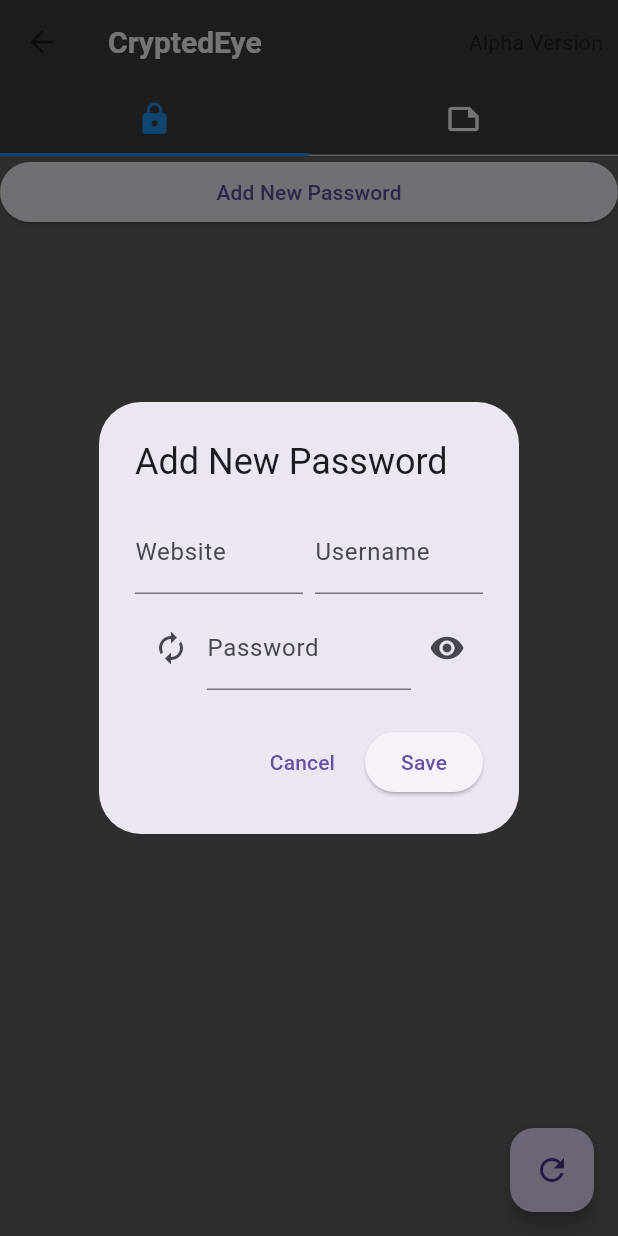
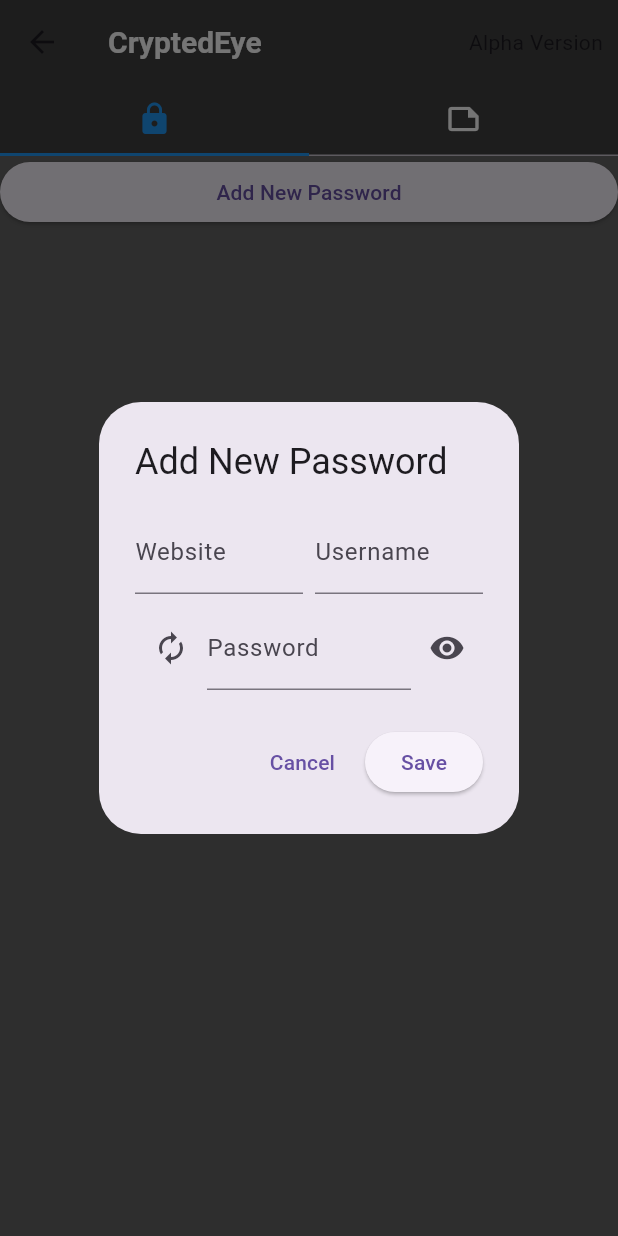
Before and after one commit to GaecKo/CryptedEye, a Flutter app: the HomePage screen opened by its route, after a tap on "Add New Password", on a phone screen of 412 x 824 dp. Run offline on Flutter 3.47's test engine with Material 3 defaults, Android fonts, the phone set to English and light mode, and no system bars; missing offline and left inert: encrypt, pointycastle, restart_app.

Commit message:
auto refresh of passwords

```diff
--- a/lib/controller.dart
+++ b/lib/controller.dart
@@ -25,7 +25,6 @@ class Controller {
 
   // variable for password management
   late Map<String, dynamic> password_data = {};
-  late bool displaypassword = false;
 
   // variable for notes management
   late Map<String, dynamic> notes_data = {};
@@ -71,8 +70,6 @@ class Controller {
   void closeApp() {
     print("started closing");
     if (initialized) {
-      // reset display password for password pages
-      restDisplayPassword();
       // save password in json
       writePasswordsToJson();
       writeNotesToJson();
@@ -219,14 +216,6 @@ class Controller {
     password_data = {};
   }
 
-  void restDisplayPassword() {
-    displaypassword = false;
-  }
-
-  void updateDisplayPassword() {
-    displaypassword = true;
-  }
-
   String generateRandomPassword() {
     const String charset =
         'abcdefghijklmnopqrstuvwxyzABCDEFGHIJKLMNOPQRSTUVWXYZ0123456789!@#\$%^&*()_-+=<>?/[]{},.:;';
--- a/lib/pages/Tabs/passwords.dart
+++ b/lib/pages/Tabs/passwords.dart
@@ -12,9 +12,14 @@ class PasswordManagerPage extends StatefulWidget {
 
 class _PasswordManagerPageState extends State<PasswordManagerPage> {
 
+  void rebuildParent() {
+    setState(() {
+
+    });
+  }
+
   @override
   Widget build(BuildContext context) {
-    widget.ctr.updateDisplayPassword();
     return Scaffold(
       backgroundColor: const Color.fromRGBO(100, 100, 100, 1),
       body: Column(
@@ -36,7 +41,7 @@ class _PasswordManagerPageState extends State<PasswordManagerPage> {
               showDialog(
                 context: context,
                 builder: (BuildContext context) {
-                  Widget add = AddPasswordItem(ctr: widget.ctr);
+                  Widget add = AddPasswordItem(ctr: widget.ctr, rebuildParent: rebuildParent,);
                   return  add; // Pass the controller to AddPasswordItem
                 },
               );
@@ -44,8 +49,7 @@ class _PasswordManagerPageState extends State<PasswordManagerPage> {
             child: const Text('Add New Password'),
           ),
           Expanded(
-            child: widget.ctr.displaypassword
-                ? ListView.builder(
+            child: ListView.builder(
                     itemCount: widget.ctr.password_data.length,
                     itemBuilder: (BuildContext context, int index) {
                       String website = widget.ctr.password_data.keys.elementAt(index);
@@ -76,19 +80,9 @@ class _PasswordManagerPageState extends State<PasswordManagerPage> {
 
                     },
                   )
-                : const SizedBox(), // Placeholder for password list
           ),
         ],
       ),
-      floatingActionButton: FloatingActionButton(
-        onPressed: () {
-          setState(() {
-            widget.ctr.updateDisplayPassword();
-          });
-        },
-        child: const Icon(Icons.refresh),
-      ),
-      floatingActionButtonLocation: FloatingActionButtonLocation.endFloat,
     );
   }
 
@@ -102,6 +96,7 @@ class _PasswordManagerPageState extends State<PasswordManagerPage> {
           initialWebsite: website,
           initialUsername: username,
           initialPassword: password,
+          rebuildParent: rebuildParent,
         );
       },
     );
@@ -184,8 +179,9 @@ class _PasswordItemState extends State<PasswordItem> {
 
 class AddPasswordItem extends StatefulWidget {
   final Controller ctr;
+  final VoidCallback rebuildParent;
 
-  const AddPasswordItem({super.key, required this.ctr});
+  const AddPasswordItem({super.key, required this.ctr, required this.rebuildParent});
 
   @override
   _AddPasswordItemState createState() => _AddPasswordItemState(ctr: ctr);
@@ -193,6 +189,7 @@ class AddPasswordItem extends StatefulWidget {
 
 class _AddPasswordItemState extends State<AddPasswordItem> {
   final Controller ctr;
+
 
   TextEditingController websiteController = TextEditingController();
   TextEditingController usernameController = TextEditingController();
@@ -283,9 +280,7 @@ class _AddPasswordItemState extends State<AddPasswordItem> {
                 passwordController.text.isNotEmpty) {
               // Controller fonction
               ctr.addPasswordData(websiteController.text, usernameController.text, passwordController.text);
-              Navigator.of(super.context).setState(() {
-                ctr.updateDisplayPassword();
-              });
+              widget.rebuildParent();
               Navigator.of(context).pop();
             }
           },
@@ -301,6 +296,7 @@ class EditPasswordItem extends StatefulWidget {
   final String initialWebsite;
   final String initialUsername;
   final String initialPassword;
+  final VoidCallback rebuildParent;
 
   const EditPasswordItem({
     super.key,
@@ -308,6 +304,7 @@ class EditPasswordItem extends StatefulWidget {
     required this.initialWebsite,
     required this.initialUsername,
     required this.initialPassword,
+    required this.rebuildParent
   });
 
   @override
@@ -408,6 +405,7 @@ class _EditPasswordItemState extends State<EditPasswordItem> {
                   usernameController.text,
                   passwordController.text
               );
+              widget.rebuildParent();
               Navigator.of(context).pop();
             }
           },
```
